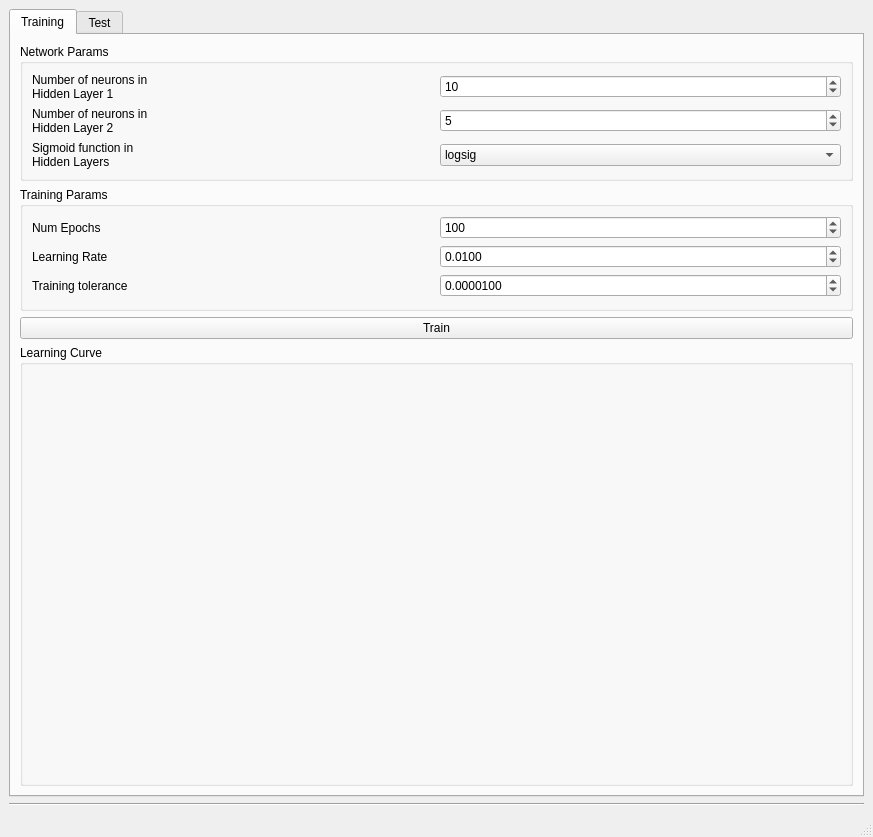
This is spectrum_sensing.ui in zzv2/cs4701 as Qt 5 draws it before an edit. The edited form follows.
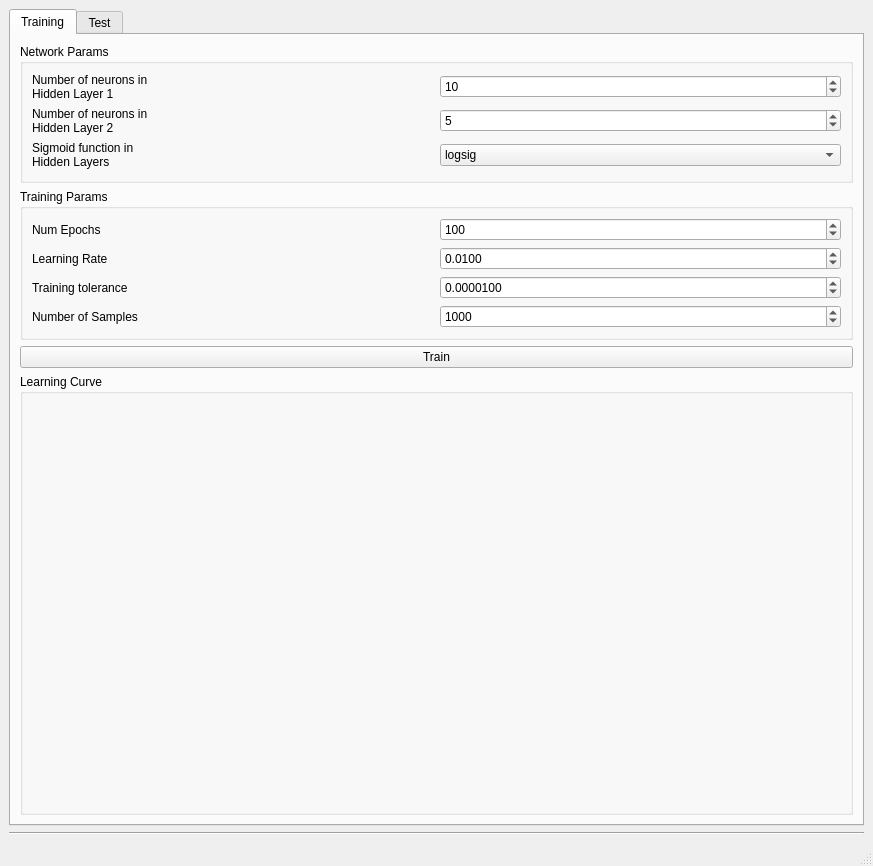
This is the edited form.

Commit message: added num_samples

```diff
--- a/spectrum_sensing.ui
+++ b/spectrum_sensing.ui
@@ -155,6 +155,29 @@
              </property>
             </widget>
            </item>
+           <item row="5" column="0">
+            <widget class="QLabel" name="label_6">
+             <property name="text">
+              <string>Number of Samples</string>
+             </property>
+            </widget>
+           </item>
+           <item row="5" column="1">
+            <widget class="QSpinBox" name="num_samples">
+             <property name="minimum">
+              <number>100</number>
+             </property>
+             <property name="maximum">
+              <number>100000</number>
+             </property>
+             <property name="singleStep">
+              <number>100</number>
+             </property>
+             <property name="value">
+              <number>1000</number>
+             </property>
+            </widget>
+           </item>
           </layout>
          </widget>
         </item>
```
Left out of the diff: 37 changed lines with no effect on the pictures. The commit also changes 2 other files.
